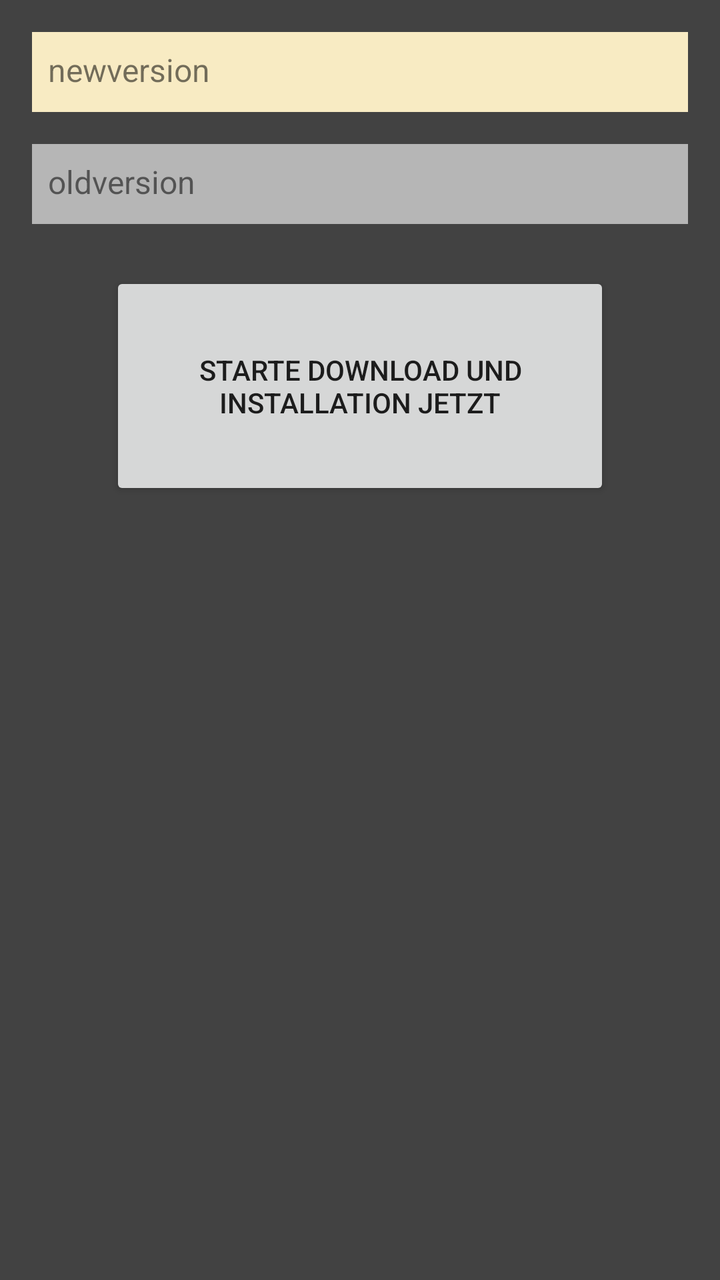
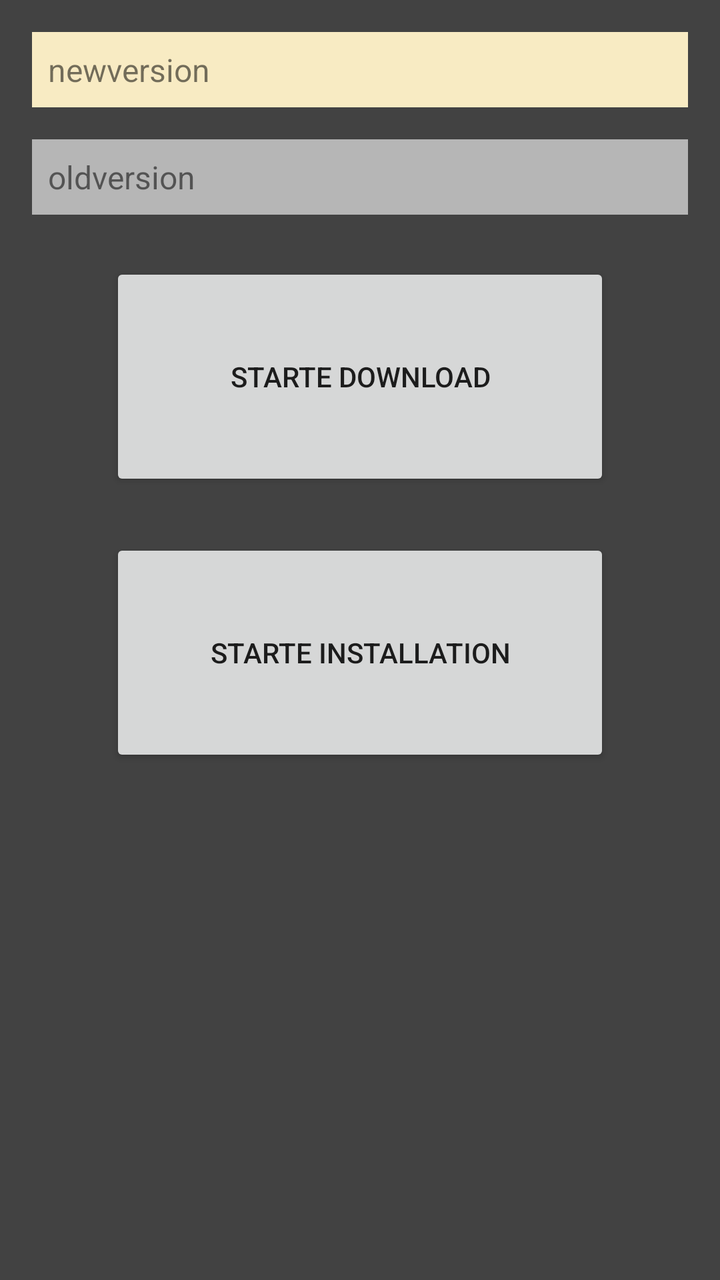

Two renders of the same Android screen: before a commit and after it. Below are the layout's source before the change and the commit's diff.
<!-- AndroidManifest.xml: application theme AppTheme -->
<!-- res/layout/update.xml -->
<?xml version="1.0" encoding="utf-8"?>
<androidx.constraintlayout.widget.ConstraintLayout
    xmlns:android="http://schemas.android.com/apk/res/android"
    xmlns:app="http://schemas.android.com/apk/res-auto"
    xmlns:tools="http://schemas.android.com/tools"
    android:id="@+id/updateLayout"
    android:layout_width="match_parent"
    android:layout_height="match_parent"
    android:background="@color/cardview_dark_background"
    tools:context=".EGLieder">


    <Button
        android:id="@+id/ButtonStartDownload"
        android:layout_width="250dp"
        android:layout_height="114dp"
        android:layout_marginTop="24dp"
        android:text="starte download und Installation jetzt"
        app:layout_constraintEnd_toEndOf="parent"
        app:layout_constraintStart_toStartOf="parent"
        app:layout_constraintTop_toBottomOf="@+id/TextviewOldVersion" />

    <TextView
        android:id="@+id/TextviewNewVersion"
        android:layout_width="0dp"
        android:layout_height="40dp"
        android:layout_marginTop="16dp"
        android:background="@color/colorTextBackground"
        android:padding="8dp"
        android:layout_margin="16dp"
        android:text="newversion"
        android:textSize="16sp"
        app:layout_constraintEnd_toEndOf="parent"
        app:layout_constraintStart_toStartOf="parent"
        app:layout_constraintTop_toTopOf="parent" />

    <TextView
        android:id="@+id/TextviewOldVersion"
        android:layout_width="0dp"
        android:layout_height="40dp"
        android:layout_marginTop="16dp"
        android:background="@color/gray"
        android:padding="8dp"
        android:layout_margin="16dp"
        android:text="oldversion"
        android:textSize="16sp"
        app:layout_constraintEnd_toEndOf="parent"
        app:layout_constraintStart_toStartOf="parent"
        app:layout_constraintTop_toBottomOf="@+id/TextviewNewVersion" />

</androidx.constraintlayout.widget.ConstraintLayout>
<!-- resources referenced by this layout -->
<resources>
  <color name="colorTextBackground">#F8EBC3</color>
  <color name="gray">#B6B6B6</color>
  <style name="AppTheme" parent="Theme.AppCompat.Light.DarkActionBar">
          
          <item name="colorPrimary">@color/colorPrimary</item>
          <item name="colorPrimaryDark">@color/colorPrimaryDark</item>
          <item name="colorAccent">@color/colorAccent</item>
      </style>
  <color name="colorPrimary">#FF1616</color>
  <color name="colorPrimaryDark">#C21C1C</color>
  <color name="colorAccent">#000000</color>
</resources>

<!-- the commit's change to res/layout/update.xml (unified diff, before → after) -->
@@ -7,7 +7,7 @@
     android:layout_width="match_parent"
     android:layout_height="match_parent"
     android:background="@color/cardview_dark_background"
-    tools:context=".EGLieder">
+    tools:context=".Update">
 
 
     <Button
@@ -15,19 +15,28 @@
         android:layout_width="250dp"
         android:layout_height="114dp"
         android:layout_marginTop="24dp"
-        android:text="starte download und Installation jetzt"
+        android:text="starte download"
         app:layout_constraintEnd_toEndOf="parent"
         app:layout_constraintStart_toStartOf="parent"
         app:layout_constraintTop_toBottomOf="@+id/TextviewOldVersion" />
+    <Button
+        android:id="@+id/ButtonInstallation"
+        android:layout_width="250dp"
+        android:layout_height="114dp"
+        android:layout_marginTop="24dp"
+        android:text="starte Installation"
+        app:layout_constraintEnd_toEndOf="parent"
+        app:layout_constraintStart_toStartOf="parent"
+        app:layout_constraintTop_toBottomOf="@+id/ButtonStartDownload" />
 
     <TextView
         android:id="@+id/TextviewNewVersion"
         android:layout_width="0dp"
-        android:layout_height="40dp"
+        android:layout_height="wrap_content"
+        android:layout_margin="16dp"
         android:layout_marginTop="16dp"
         android:background="@color/colorTextBackground"
         android:padding="8dp"
-        android:layout_margin="16dp"
         android:text="newversion"
         android:textSize="16sp"
         app:layout_constraintEnd_toEndOf="parent"
@@ -37,11 +46,11 @@
     <TextView
         android:id="@+id/TextviewOldVersion"
         android:layout_width="0dp"
-        android:layout_height="40dp"
+        android:layout_height="wrap_content"
+        android:layout_margin="16dp"
         android:layout_marginTop="16dp"
-        android:background="@color/gray"
+        android:background="#B6B6B6"
         android:padding="8dp"
-        android:layout_margin="16dp"
         android:text="oldversion"
         android:textSize="16sp"
         app:layout_constraintEnd_toEndOf="parent"
<!-- resource entries referenced after the edit -->
@@ -1,7 +1,6 @@
 <!-- resources referenced by this layout -->
 <resources>
   <color name="colorTextBackground">#F8EBC3</color>
-  <color name="gray">#B6B6B6</color>
   <style name="AppTheme" parent="Theme.AppCompat.Light.DarkActionBar">
           
           <item name="colorPrimary">@color/colorPrimary</item>
